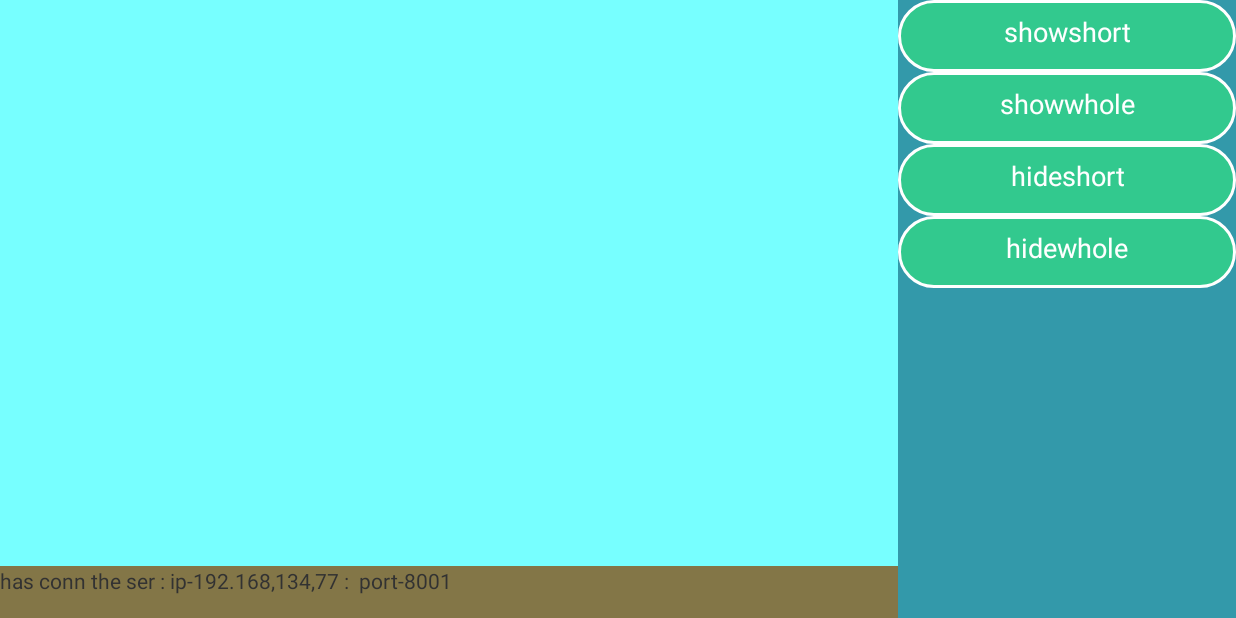
After one commit to MaskCoders/SanShengDemo, an Android app: the TestBaseActivity screen opened directly, with no data from a screen before it, on a phone screen of 824 x 412 dp (held sideways). The commit adds this screen. Run offline under Robolectric (Android 15) with nearby library versions, the phone set to English and light mode, and no system bars.

Commit message:
添加了BaseActivity，包括控件，简单的逻辑

```diff
--- a/app/src/main/AndroidManifest.xml
+++ b/app/src/main/AndroidManifest.xml
@@ -25,6 +25,8 @@
 
         <activity android:name="com.sansheng.testcenter.demo.view.SocketDemo"
                   android:screenOrientation="sensorLandscape" android:windowSoftInputMode="adjustUnspecified|stateHidden"/>
+        <activity android:name=".view.TestBaseActivity"
+                  android:screenOrientation="sensorLandscape" android:windowSoftInputMode="adjustUnspecified|stateHidden"/>
         <activity android:name="com.sansheng.testcenter.demo.view.MeterListActivity"
                   android:screenOrientation="sensorLandscape">
             <intent-filter>
--- a/app/src/main/java/com/sansheng/testcenter/base/BaseActivity.java
+++ b/app/src/main/java/com/sansheng/testcenter/base/BaseActivity.java
@@ -5,14 +5,13 @@ import android.app.Activity;
 import android.os.Bundle;
 import android.view.View;
 import android.view.ViewGroup;
-import android.widget.FrameLayout;
-import android.widget.TextView;
+import android.widget.*;
 import com.sansheng.testcenter.R;
 
 /**
  * Created by sunshaogang on 12/10/15.
  */
-public class BaseActivity extends Activity {
+public abstract class BaseActivity extends Activity implements View.OnClickListener {
     private ActionBar mActionBar;
     private FrameLayout mActionBarView;
     public final static int DEFAULT_VIEW = -1;//默认
@@ -24,6 +23,14 @@ public class BaseActivity extends Activity {
     public final static int MODIFY_DETAIL_VIEW = 5;//修改详情
     private ActionBarCallback mActionBarCallback;
 
+    protected EditText main_sort_log;
+    protected EditText main_whole_log;
+    protected ImageButton main_log_down_btn;
+    protected LinearLayout main_info;
+    protected TextView main_status_info;
+    protected LinearLayout main_button_list;
+    protected LinearLayout main_layout_conn;
+
     public interface ActionBarCallback {
         void onSaveClick();
 
@@ -34,6 +41,39 @@ public class BaseActivity extends Activity {
     protected void onCreate(Bundle savedInstanceState) {
         super.onCreate(savedInstanceState);
         customizeActionbar();
+        initBaseViews();
+    }
+
+    protected abstract void initButtonList();
+
+    protected abstract void initConnList();
+
+    private void initBaseViews() {
+        setContentView(R.layout.base_layout);
+        main_sort_log = (EditText) findViewById(R.id.main_sort_log);
+        main_whole_log = (EditText) findViewById(R.id.main_whole_log);
+        main_log_down_btn = (ImageButton) findViewById(R.id.main_log_down_btn);
+        main_info = (LinearLayout) findViewById(R.id.main_info);
+        main_status_info = (TextView) findViewById(R.id.main_status_info);
+        main_button_list = (LinearLayout) findViewById(R.id.main_button_list);
+        main_layout_conn = (LinearLayout) findViewById(R.id.main_layout_conn);
+        initButtonList();
+        initConnList();
+    }
+
+    protected void showShortLog(boolean flag) {
+//        if(main_whole_log.getVisibility() == View.VISIBLE){
+//            main_sort_log.setVisibility(View.GONE);
+//        }else {
+            main_sort_log.setVisibility((main_whole_log.getVisibility() != View.VISIBLE && flag) ? View.VISIBLE : View.GONE);
+//        }
+    }
+
+    protected void showWholeLog(boolean flag) {
+        main_whole_log.setVisibility(flag ? View.VISIBLE : View.GONE);
+        if(flag){
+            main_sort_log.setVisibility(View.GONE);
+        }
     }
 
     private void customizeActionbar() {
@@ -114,4 +154,8 @@ public class BaseActivity extends Activity {
         });
     }
 
+    @Override
+    public void onClick(View v) {
+
+    }
 }
--- a/app/src/main/java/com/sansheng/testcenter/demo/view/CreateDBActivity.java
+++ b/app/src/main/java/com/sansheng/testcenter/demo/view/CreateDBActivity.java
@@ -56,6 +56,16 @@ public class CreateDBActivity extends BaseActivity {
     }
 
     @Override
+    protected void initButtonList() {
+
+    }
+
+    @Override
+    protected void initConnList() {
+
+    }
+
+    @Override
     protected void onResume() {
         super.onResume();
     }
--- a/app/src/main/java/com/sansheng/testcenter/demo/view/MeterFragment.java
+++ b/app/src/main/java/com/sansheng/testcenter/demo/view/MeterFragment.java
@@ -67,7 +67,7 @@ public class MeterFragment extends Fragment implements View.OnClickListener, Bas
     @Nullable
     @Override
     public View onCreateView(LayoutInflater inflater, ViewGroup container, Bundle savedInstanceState) {
-        ((BaseActivity)getActivity()).setActionBar(BaseActivity.MODIFY_DETAIL_VIEW, this);
+//        ((BaseActivity)getActivity()).setActionBar(BaseActivity.MODIFY_DETAIL_VIEW, this);
         mRootView = inflater.inflate(R.layout.meter_detail_layout, container, false);
         mMeterIdView = (UIUnrevisableView) mRootView.findViewById(R.id.meter_id);
         mMeterNameView = (UIRevisableView) mRootView.findViewById(R.id.meter_name);
@@ -95,7 +95,7 @@ public class MeterFragment extends Fragment implements View.OnClickListener, Bas
     @Override
     public void onDestroyView() {
         super.onDestroyView();
-        ((BaseActivity)getActivity()).setActionBar(BaseActivity.METER_LIST_VIEW);
+//        ((BaseActivity)getActivity()).setActionBar(BaseActivity.METER_LIST_VIEW);
     }
 
     @Override
--- a/app/src/main/java/com/sansheng/testcenter/demo/view/MeterListActivity.java
+++ b/app/src/main/java/com/sansheng/testcenter/demo/view/MeterListActivity.java
@@ -40,6 +40,16 @@ public class MeterListActivity extends BaseActivity implements LoaderCallbacks<C
         mListView.setAdapter(mAdapter);
         getLoaderManager().initLoader(LOADER_ID_FILTER_DEFAULT, null, this);
         setActionBar(METER_LIST_VIEW);
+    }
+
+    @Override
+    protected void initButtonList() {
+
+    }
+
+    @Override
+    protected void initConnList() {
+
     }
 
     @Override
--- a/app/src/main/java/com/sansheng/testcenter/demo/view/SocketDemo.java
+++ b/app/src/main/java/com/sansheng/testcenter/demo/view/SocketDemo.java
@@ -94,6 +94,16 @@ public class SocketDemo extends BaseActivity implements View.OnClickListener {
         btn_conn.setOnClickListener(this);
         btn_cls.setOnClickListener(this);
         setActionBar(SOCKET_VIEW);
+    }
+
+    @Override
+    protected void initButtonList() {
+
+    }
+
+    @Override
+    protected void initConnList() {
+
     }
 
     private Message getMessage(String content, int type) {
--- a/app/src/main/java/com/sansheng/testcenter/launcher/LaucherAdapter.java
+++ b/app/src/main/java/com/sansheng/testcenter/launcher/LaucherAdapter.java
@@ -17,6 +17,7 @@ import com.sansheng.testcenter.utils.Utility;
 import com.sansheng.testcenter.demo.view.MeterListActivity;
 import com.sansheng.testcenter.base.view.ProgressDailog;
 import com.sansheng.testcenter.demo.view.SocketDemo;
+import com.sansheng.testcenter.view.TestBaseActivity;
 
 import java.util.concurrent.ExecutorService;
 import java.util.concurrent.Executors;
@@ -30,7 +31,8 @@ public class LaucherAdapter extends BaseAdapter {
     private String[] textSource;
     private int[] iconSource = new int[]{R.drawable.socket_icon_selector,
             R.drawable.db_operation_icon_selector,
-            R.drawable.create_db_icon_selector};
+            R.drawable.create_db_icon_selector,
+    R.drawable.db_operation_icon_normal};
     private ProgressDailog mProgressDailog;
 
     public LaucherAdapter(Activity mContext) {
@@ -76,6 +78,10 @@ public class LaucherAdapter extends BaseAdapter {
                             showProgressDialog();
                             InsertDataTask task = new InsertDataTask();
                             task.executeOnExecutor(sThreadPool);
+                            break;
+                        case 3:
+                            intent.setClass(mContext, TestBaseActivity.class);
+                            mContext.startActivity(intent);
                             break;
                         default:
                             break;
--- a/app/src/main/java/com/sansheng/testcenter/launcher/LauncherActivity.java
+++ b/app/src/main/java/com/sansheng/testcenter/launcher/LauncherActivity.java
@@ -27,6 +27,16 @@ public class LauncherActivity extends BaseActivity {
     }
 
     @Override
+    protected void initButtonList() {
+
+    }
+
+    @Override
+    protected void initConnList() {
+
+    }
+
+    @Override
     public boolean onCreateOptionsMenu(Menu menu) {
         // Inflate the menu; this adds items to the action bar if it is present.
         getMenuInflater().inflate(R.menu.menu_main, menu);
--- /dev/null
+++ b/app/src/main/java/com/sansheng/testcenter/view/TestBaseActivity.java
@@ -0,0 +1,63 @@
+package com.sansheng.testcenter.view;
+
+import android.os.Bundle;
+import android.view.View;
+import android.widget.Button;
+import com.sansheng.testcenter.R;
+import com.sansheng.testcenter.base.BaseActivity;
+
+/**
+ * Created by hua on 12/17/15.
+ */
+public class TestBaseActivity extends BaseActivity {
+    Button text1;
+    Button text2;
+    Button text4;
+    Button text3;
+    @Override
+    protected void onCreate(Bundle savedInstanceState) {
+        super.onCreate(savedInstanceState);
+        getActionBar().hide();
+        main_status_info.setText("has conn the ser : ip-192.168,134,77 :  port-8001");
+        main_sort_log.setText("show the sort log");
+        main_whole_log.setText("show long test\nshow long test\nshow long test\nshow long test\nshow long test\n");
+    }
+
+    @Override
+    protected void initButtonList() {
+        View inflate = getLayoutInflater().inflate(R.layout.testbuttonlist,null);
+        text1  = (Button) inflate.findViewById(R.id.text1);
+        text2  = (Button) inflate.findViewById(R.id.text2);
+        text3  = (Button) inflate.findViewById(R.id.text3);
+        text4  = (Button) inflate.findViewById(R.id.text4);
+        text1.setOnClickListener(this);
+        text2.setOnClickListener(this);
+        text3.setOnClickListener(this);
+        text4.setOnClickListener(this);
+        main_button_list.addView(inflate);
+    }
+
+    @Override
+    protected void initConnList() {
+        View inflate = getLayoutInflater().inflate(R.layout.testbuttonlist,null);
+        main_layout_conn.addView(inflate);
+    }
+
+    @Override
+    public void onClick(View v) {
+        switch (v.getId()){
+            case R.id.text1:
+                showShortLog(true);
+                break;
+            case R.id.text2:
+                showWholeLog(true);
+                break;
+            case R.id.text3:
+                showShortLog(false);
+                break;
+            case R.id.text4:
+                showWholeLog(false);
+                break;
+        }
+    }
+}
--- /dev/null
+++ b/app/src/main/res/layout/base_layout.xml
@@ -0,0 +1,55 @@
+<?xml version="1.0" encoding="utf-8"?>
+<android.support.v4.widget.DrawerLayout xmlns:android="http://schemas.android.com/apk/res/android"
+                                        android:orientation="vertical"
+                                        android:layout_width="match_parent"
+                                        android:layout_height="match_parent">
+    <LinearLayout android:layout_width="fill_parent" android:layout_height="fill_parent"
+                  android:orientation="horizontal">
+        <LinearLayout android:layout_width="0dp" android:layout_height="fill_parent" android:orientation="vertical"
+                      android:layout_weight="8">
+            <FrameLayout android:layout_width="fill_parent" android:layout_height="0dp"
+                         android:layout_weight="11">
+
+                <!-- 主列表-->
+                <LinearLayout android:id="@+id/main_info" android:layout_width="fill_parent" android:layout_height="fill_parent"
+                              android:orientation="vertical"
+                              android:background="#77ffff" ></LinearLayout>
+                <!-- log  -->
+                <LinearLayout android:layout_width="fill_parent" android:layout_height="wrap_content"
+                              android:orientation="vertical" android:background="#7266ff" >
+                    <EditText android:id="@+id/main_sort_log" android:layout_width="fill_parent"
+                              android:layout_height="50dp" android:background="#776611" android:visibility="gone"/>
+                    <EditText android:id="@+id/main_whole_log" android:layout_height="fill_parent"
+                              android:layout_width="0dp"
+                              android:layout_weight="8"
+                              android:background="@drawable/btn_default_disabled_holo_light"
+                              android:singleLine="false"
+                              android:editable="false"
+                              android:gravity="center|top|left"
+                              android:visibility="gone"
+                              android:scrollbars="vertical"
+                    />
+                    <ImageButton android:id="@+id/main_log_down_btn" android:layout_width="wrap_content"
+                                 android:layout_height="wrap_content" android:background="#aa00ff"/>
+                </LinearLayout>
+            </FrameLayout>
+            <!-- 底部状态栏 -->
+            <TextView android:id="@+id/main_status_info" android:layout_width="fill_parent" android:layout_height="0dp"
+                      android:layout_weight="1" android:background="#837647"/>
+        </LinearLayout>
+        <!-- 按钮列表-->
+        <LinearLayout android:id="@+id/main_button_list" android:layout_width="0dp" android:layout_height="fill_parent"
+                      android:layout_weight="3" android:orientation="vertical" android:background="#3399aa">
+
+        </LinearLayout>
+    </LinearLayout>
+    <!-- 抽屉-->
+    <LinearLayout
+            android:id="@+id/main_layout_conn"
+            android:layout_width="300dp"
+            android:layout_height="match_parent"
+            android:layout_gravity="left"
+            android:orientation="vertical"
+            android:background="#7bff7b">
+    </LinearLayout>
+</android.support.v4.widget.DrawerLayout>
--- /dev/null
+++ b/app/src/main/res/layout/testbuttonlist.xml
@@ -0,0 +1,20 @@
+<?xml version="1.0" encoding="utf-8"?>
+<LinearLayout xmlns:android="http://schemas.android.com/apk/res/android"
+              android:orientation="vertical"
+              android:layout_width="match_parent"
+              android:layout_height="match_parent">
+
+    <Button android:id="@+id/text1" android:layout_width="fill_parent" android:layout_height="0dp"
+            android:layout_weight="1" android:paddingBottom="5dp" android:textColor="#fff"
+            android:text="showshort" android:background="@drawable/btn_sel"/>
+    <Button android:id="@+id/text2" android:layout_width="fill_parent" android:layout_height="0dp"
+            android:layout_weight="1" android:paddingBottom="5dp" android:textColor="#fff"
+            android:text="showwhole" android:background="@drawable/btn_sel"/>
+    <Button android:id="@+id/text3" android:layout_width="fill_parent" android:layout_height="0dp"
+            android:layout_weight="1" android:paddingBottom="5dp" android:textColor="#fff"
+            android:text="hideshort" android:background="@drawable/btn_sel"/>
+    <Button android:id="@+id/text4" android:layout_width="fill_parent" android:layout_height="0dp"
+            android:layout_weight="1" android:paddingBottom="5dp" android:textColor="#fff"
+            android:text="hidewhole" android:background="@drawable/btn_sel"/>
+
+</LinearLayout>
--- a/app/src/main/res/values/arrays.xml
+++ b/app/src/main/res/values/arrays.xml
@@ -4,5 +4,6 @@
         <item>@string/function_socket</item>
         <item>@string/function_db_operation</item>
         <item>@string/function_create_data</item>
+        <item>test</item>
     </string-array>
 </resources>
```
